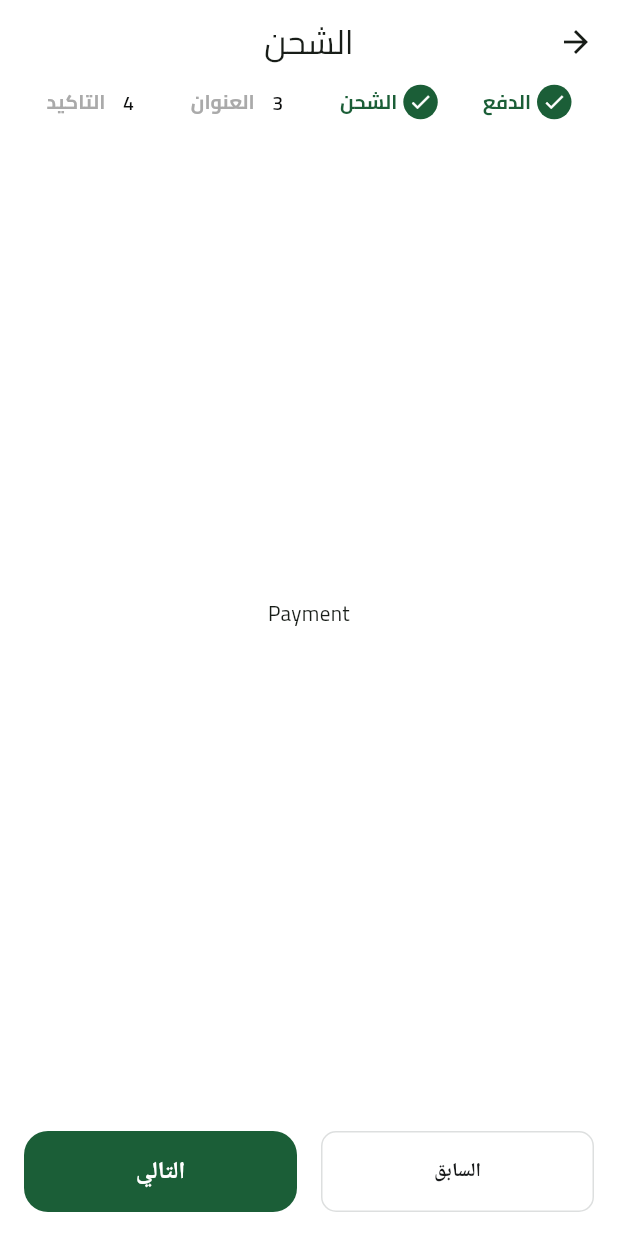
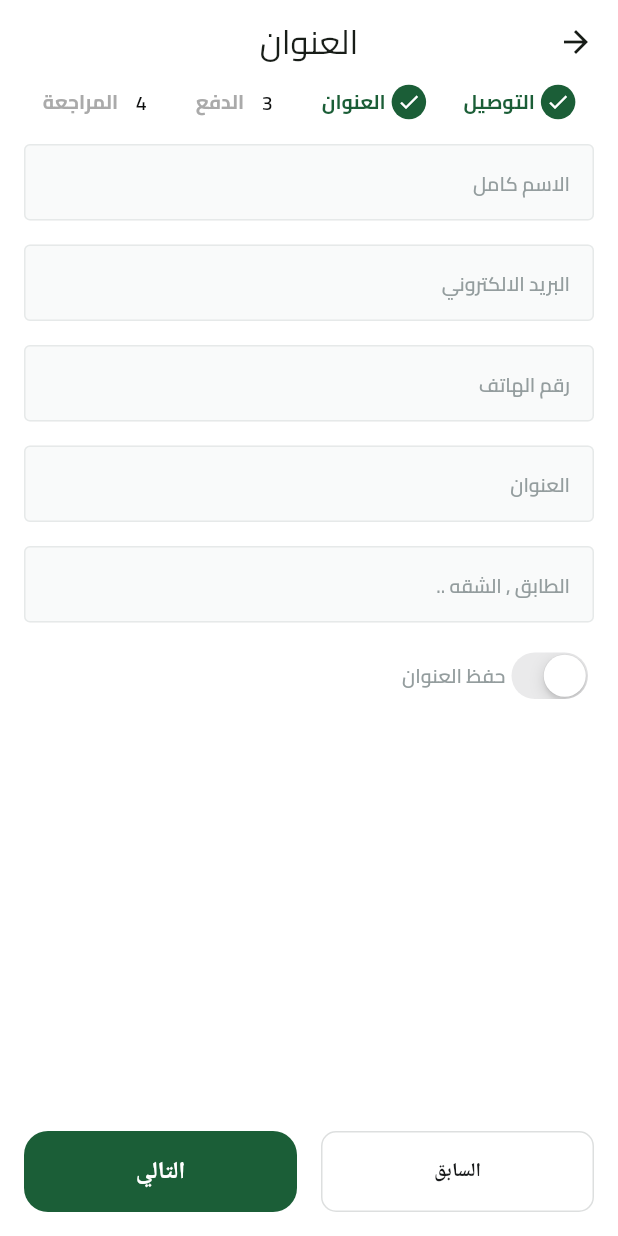
Before and after one commit to elsaramji/store-hup, a Flutter app: the ChackOutMainView screen opened directly, swiped to page 2, on a phone screen of 412 x 824 dp. Run offline on Flutter 3.47's test engine with Material 3 defaults, Android fonts, the phone set to English and light mode, and no system bars; our stand-ins replace bloc, cached_network_image, cloud_firestore, dartz, dots_indicator, firebase_auth and 10 more; missing offline and left inert: flutter_facebook_auth; accounts and stored records are empty.

Commit message:
add address form ui

```diff
--- a/lib/components/chackout/core/constant/const_var.dart
+++ b/lib/components/chackout/core/constant/const_var.dart
@@ -1,20 +1,20 @@
 // components/chackout/core/constant/const_var.dart
 
 import 'package:flutter/widgets.dart';
-import 'package:store_hup/components/chackout/view/address_view.dart';
+import 'package:store_hup/components/chackout/view/address_info_view.dart';
 import 'package:store_hup/components/chackout/view/delivery_view.dart';
 import 'package:store_hup/components/chackout/view/payment_view.dart';
 import 'package:store_hup/components/chackout/view/review_view.dart';
 
 List<String> titel() {
-  return ['الدفع', 'الشحن', 'العنوان', 'التاكيد'];
+  return ["التوصيل", "العنوان", "الدفع", "المراجعة"];
 }
 
 List<Widget> views() {
   return [
     Delivery(),
+    const AddressForm(),
     const Payment(),
-    const Address(),
     const Review(),
   ];
 }
--- /dev/null
+++ b/lib/components/chackout/view/address_info_view.dart
@@ -0,0 +1,63 @@
+// components/chackout/view/address_info_view.dart
+import 'package:flutter/cupertino.dart';
+import 'package:store_hup/core/custom/widgets/custom_text_filed.dart';
+import 'package:store_hup/core/styles/color_style.dart';
+import 'package:store_hup/core/styles/font_style.dart';
+
+class AddressForm extends StatefulWidget {
+  const AddressForm({super.key});
+
+  @override
+  State<AddressForm> createState() => _AddressFormState();
+}
+
+class _AddressFormState extends State<AddressForm> {
+  bool value = false;
+  @override
+  Widget build(BuildContext context) {
+    return Container(
+      margin: const EdgeInsets.symmetric(horizontal: 16),
+      child: SingleChildScrollView(
+        child: Column(
+          children: [
+            const SizedBox(height: 16),
+            CustomTextformField(
+                keybordetepy: TextInputType.name, hinttext: "الاسم كامل"),
+            const SizedBox(height: 16),
+            CustomTextformField(
+                keybordetepy: TextInputType.emailAddress,
+                hinttext: "البريد الالكتروني"),
+            const SizedBox(height: 16),
+            CustomTextformField(
+                keybordetepy: TextInputType.phone, hinttext: "رقم الهاتف"),
+            const SizedBox(height: 16),
+            CustomTextformField(
+                keybordetepy: TextInputType.streetAddress, hinttext: "العنوان"),
+            const SizedBox(height: 16),
+            CustomTextformField(
+                keybordetepy: TextInputType.streetAddress,
+                hinttext: "الطابق , الشقه .."),
+            const SizedBox(height: 16),
+            Row(
+              children: [
+                CupertinoSwitch(
+                  value: value,
+                  onChanged: (value) {
+                    setState(() {
+                      this.value = value;
+                    });
+                  },
+                ),
+                Text(
+                  "حفظ العنوان",
+                  style: TextsStyle.semibold13
+                      .copyWith(color: AppColors.grayscale400),
+                )
+              ],
+            )
+          ],
+        ),
+      ),
+    );
+  }
+}
--- a/lib/components/chackout/view/address_view.dart
+++ /dev/null
@@ -1,13 +0,0 @@
-// components/chackout/view/address_view.dart
-import 'package:flutter/material.dart';
-
-class Address extends StatelessWidget {
-  const Address({super.key});
-
-  @override
-  Widget build(BuildContext context) {
-    return Container(
-      child: const Center(child: Text('Address')),
-    );
-  }
-}
--- a/lib/components/chackout/view/chack_out_main_view.dart
+++ b/lib/components/chackout/view/chack_out_main_view.dart
@@ -2,9 +2,9 @@
 
 import 'package:flutter/material.dart';
 import 'package:store_hup/components/chackout/core/constant/const_var.dart';
-import 'package:store_hup/components/chackout/view/widgets/trans_button.dart';
 import 'package:store_hup/components/chackout/view/widgets/icons_steps.dart';
 import 'package:store_hup/components/chackout/view/widgets/page_steps.dart';
+import 'package:store_hup/components/chackout/view/widgets/trans_button.dart';
 
 // ignore: must_be_immutable
 class ChackOutMainView extends StatefulWidget {
--- a/lib/components/chackout/view/delivery_view.dart
+++ b/lib/components/chackout/view/delivery_view.dart
@@ -24,7 +24,7 @@ class _DeliveryState extends State<Delivery> {
             });
           } else {
             setState(() {
-              widget.isAcitveChoiesone = false;
+              widget.isAcitveChoiesone = !widget.isAcitveChoiestwo;
             });
           }
         },
@@ -46,7 +46,7 @@ class _DeliveryState extends State<Delivery> {
             });
           } else {
             setState(() {
-              widget.isAcitveChoiestwo = false;
+              widget.isAcitveChoiestwo = !widget.isAcitveChoiesone;
             });
           }
         },
--- a/lib/components/chackout/view/payment_view.dart
+++ b/lib/components/chackout/view/payment_view.dart
@@ -7,8 +7,7 @@ class Payment extends StatelessWidget {
   @override
   Widget build(BuildContext context) {
     return Container(
-        child: const Center(
-      child: Text("Payment"),
-    ));
+      child: const Center(child: Text('Address')),
+    );
   }
 }
```
Also changed, not shown: assets/images/Badge-1.svg (added), assets/images/Badge-2.svg (added), assets/images/Badge-3.svg (added), assets/images/Badge.svg (added), 4 other files.
